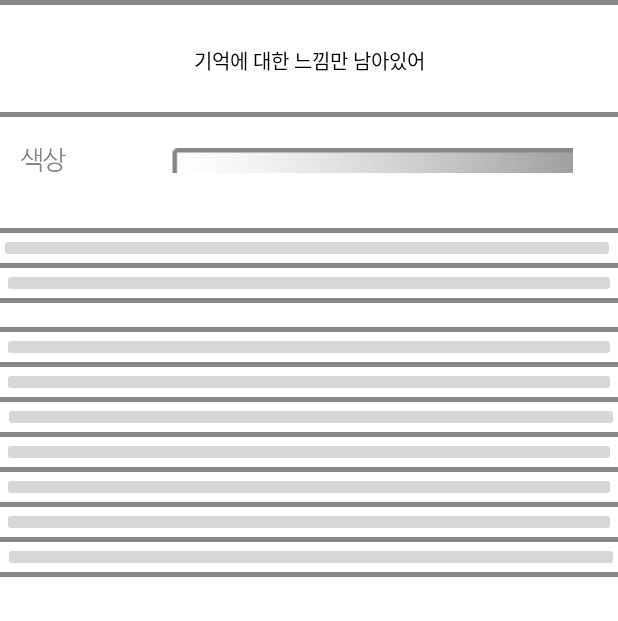
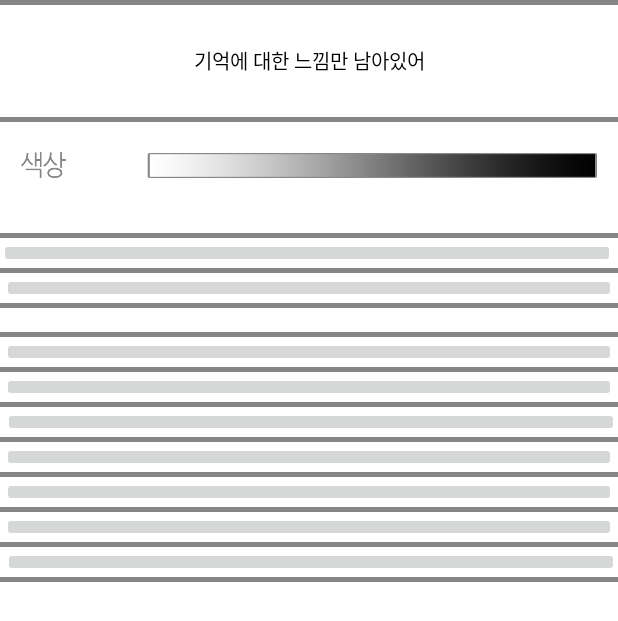
Before and after one commit to Paranbear/Memoline, an Android app: the layout layout_edit.xml on its own in the app's theme, with its tools: preview values and no code run, on a phone screen of 412 x 824 dp. Shown: the top 621 px of the screen. Run offline under Robolectric (Android 15) with nearby library versions, the phone set to English and light mode, and no system bars.

Commit message:
Fragment 완성 했습니다 (android.app.fragment로 통일)

```diff
--- a/app/src/main/res/layout/layout_edit.xml
+++ b/app/src/main/res/layout/layout_edit.xml
@@ -44,6 +44,8 @@
             android:textSize="13dp"
             android:textColor="#000000" />
 
+    </RelativeLayout>
+
     <ImageView
         android:layout_width="match_parent"
         android:layout_height="5px"
@@ -51,8 +53,6 @@
         android:background="#878686"
         android:layout_alignParentEnd="false"
         android:layout_alignParentBottom="true" />
-
-    </RelativeLayout>
 
     <RelativeLayout
         android:layout_width="match_parent"
@@ -70,7 +70,8 @@
             android:layout_alignLeft="@+id/bar_font"
             android:layout_centerVertical="true"
             android:src="@drawable/post_color_text"
-            android:layout_alignParentStart="false" />
+            android:layout_alignParentStart="false"
+            android:scaleType="fitXY" />
 
         <SeekBar
             android:layout_width="300dp"
@@ -79,11 +80,11 @@
             android:progress="0"
             android:max="10"
             android:thumb="@android:color/transparent"
-            android:progressDrawable="@drawable/post_text_color_gradient"
+            android:progressDrawable="@android:color/transparent"
             android:layout_alignParentEnd="true"
-            android:layout_marginLeft="14.2dp"
             android:layout_alignParentStart="false"
-            android:layout_centerVertical="true" />
+            android:layout_centerVertical="true"
+            android:background="@drawable/post_text_color_gradient" />
 
     </RelativeLayout>
 
```
Also changed, not shown: app/src/main/java/com/d4us/memoline_rb/ChartActivity.java (added, +26 -0 lines), app/src/main/java/com/d4us/memoline_rb/EditActivity.java (added, +26 -0 lines), app/src/main/java/com/d4us/memoline_rb/MainActivity.java (+96 -75 lines), app/src/main/res/layout/activity_main.xml (+4 -4 lines). Lines whose indentation alone changed are shown as unchanged.
